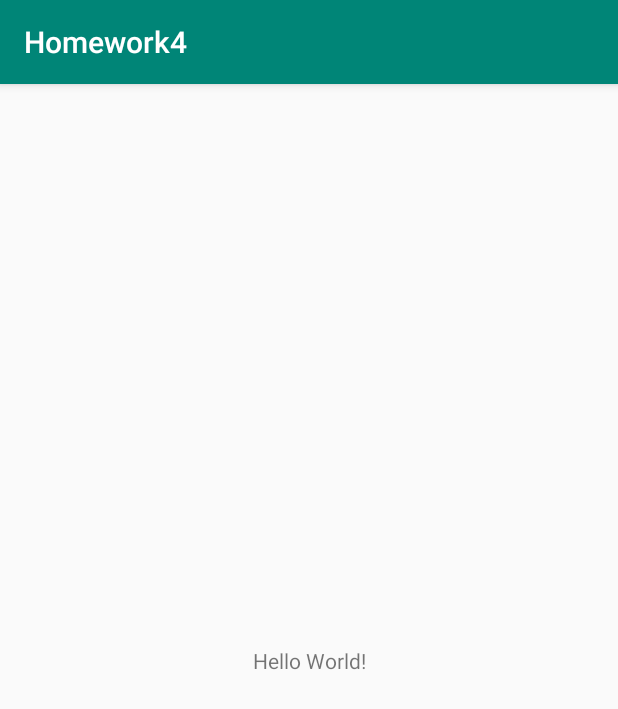
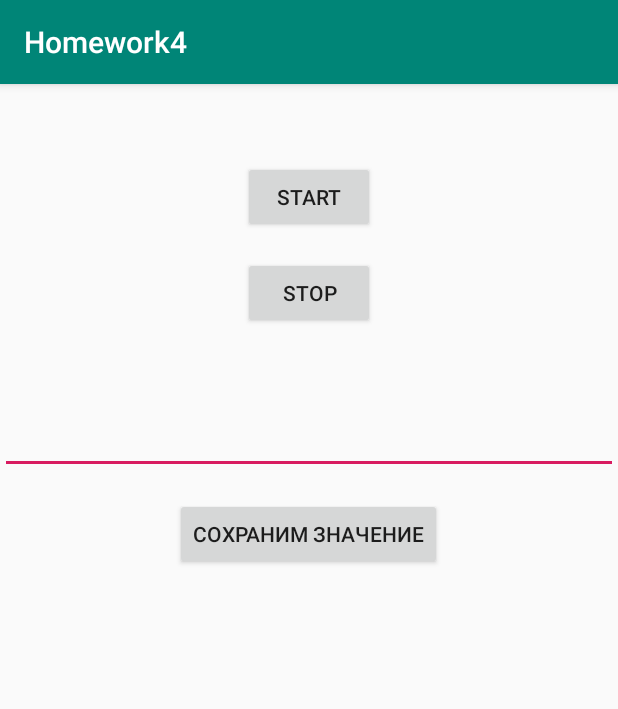
Before and after one commit to Yurok86RUS/20191211, an Android app: the screen it shows after launch (MainActivity), on a phone screen of 412 x 824 dp. Shown: the top 709 px of the screen. Run offline under Robolectric (Android 15) with nearby library versions, the phone set to English and light mode, and no system bars.

Commit message:
finish task

```diff
--- a/app/src/main/AndroidManifest.xml
+++ b/app/src/main/AndroidManifest.xml
@@ -9,6 +9,11 @@
         android:roundIcon="@mipmap/ic_launcher_round"
         android:supportsRtl="true"
         android:theme="@style/AppTheme">
+        <service
+            android:name=".MyService"
+            android:enabled="true"
+            android:exported="false"></service>
+
         <activity android:name=".MainActivity">
             <intent-filter>
                 <action android:name="android.intent.action.MAIN" />
--- a/app/src/main/java/com/yur0k/homework4/MainActivity.java
+++ b/app/src/main/java/com/yur0k/homework4/MainActivity.java
@@ -2,13 +2,81 @@ package com.yur0k.homework4;
 
 import androidx.appcompat.app.AppCompatActivity;
 
+import android.content.Context;
+import android.content.Intent;
+import android.content.SharedPreferences;
 import android.os.Bundle;
+import android.view.View;
+import android.widget.Button;
+import android.widget.EditText;
+import android.widget.TextView;
 
 public class MainActivity extends AppCompatActivity {
+
+    private Button buttonStart;
+    private Button buttonStop;
+//    private Button buttonWhat;
+    private TextView textView;
+    private EditText editText;
+    private Button buttonSafe;
+    private TextView safeText;
+    SharedPreferences mSettings;
+
+    public String APP_PREFERENCES = "mysettings";
+    public String SAFE_TEXT = "SAFE TEXT";
 
     @Override
     protected void onCreate(Bundle savedInstanceState) {
         super.onCreate(savedInstanceState);
         setContentView(R.layout.activity_main);
+
+        mSettings = getSharedPreferences(APP_PREFERENCES, Context.MODE_PRIVATE);
+        safeText = findViewById(R.id.text_safe_text);
+        buttonStart = findViewById(R.id.buttonStart);
+        buttonStop = findViewById(R.id.buttonStop);
+//        buttonWhat = findViewById(R.id.buttonWhat);
+        textView = findViewById(R.id.textViewSeconds);
+        editText = findViewById(R.id.edit_text_safe);
+        buttonSafe = findViewById(R.id.button_safe_text);
+
+        if (mSettings.contains(APP_PREFERENCES)){
+            safeText.setText(mSettings.getString(APP_PREFERENCES, "Нет ничего"));
+        }
+
+        buttonStart.setOnClickListener(new View.OnClickListener() {
+            @Override
+            public void onClick(View v) {
+                startService(new Intent(MainActivity.this, MyService.class));
+                textView.setText("Запустили службу и она работает в отдельном потоке");
+                buttonStart.setVisibility(View.INVISIBLE);
+            }
+        });
+
+        buttonStop.setOnClickListener(new View.OnClickListener() {
+            @Override
+            public void onClick(View v) {
+                stopService(new Intent(MainActivity.this,MyService.class));
+                textView.setText("Завершили службу");
+                buttonStart.setVisibility(View.VISIBLE);
+            }
+        });
+
+//        buttonWhat.setOnClickListener(new View.OnClickListener() {
+//            @Override
+//            public void onClick(View v) {
+//
+//            }
+//        });
+
+        buttonSafe.setOnClickListener(new View.OnClickListener() {
+            @Override
+            public void onClick(View v) {
+                String safeTextString = editText.getText().toString();
+                SharedPreferences.Editor editor = mSettings.edit();
+                editor.putString(SAFE_TEXT, safeTextString).apply();
+                safeText.setText(safeTextString);
+            }
+        });
     }
+
 }
--- a/app/src/main/res/layout/activity_main.xml
+++ b/app/src/main/res/layout/activity_main.xml
@@ -1,18 +1,60 @@
 <?xml version="1.0" encoding="utf-8"?>
-<androidx.constraintlayout.widget.ConstraintLayout xmlns:android="http://schemas.android.com/apk/res/android"
-    xmlns:app="http://schemas.android.com/apk/res-auto"
+<LinearLayout xmlns:android="http://schemas.android.com/apk/res/android"
     xmlns:tools="http://schemas.android.com/tools"
     android:layout_width="match_parent"
     android:layout_height="match_parent"
-    tools:context=".MainActivity">
+    tools:context=".MainActivity"
+    android:orientation="vertical">
 
     <TextView
+        android:id="@+id/textViewSeconds"
+        android:layout_width="match_parent"
+        android:layout_height="wrap_content"
+        android:layout_marginTop="16dp"/>
+
+    <Button
+        android:id="@+id/buttonStart"
         android:layout_width="wrap_content"
         android:layout_height="wrap_content"
-        android:text="Hello World!"
-        app:layout_constraintBottom_toBottomOf="parent"
-        app:layout_constraintLeft_toLeftOf="parent"
-        app:layout_constraintRight_toRightOf="parent"
-        app:layout_constraintTop_toTopOf="parent" />
+        android:text="@string/start"
+        android:layout_marginTop="16dp"
+        android:layout_gravity="center"/>
 
-</androidx.constraintlayout.widget.ConstraintLayout>
+<!--    <Button-->
+<!--        android:id="@+id/buttonWhat"-->
+<!--        android:layout_width="wrap_content"-->
+<!--        android:layout_height="wrap_content"-->
+<!--        android:text="@string/whatSec"-->
+<!--        android:layout_marginTop="16dp"-->
+<!--        android:layout_gravity="center"/>-->
+
+    <Button
+        android:id="@+id/buttonStop"
+        android:layout_width="wrap_content"
+        android:layout_height="wrap_content"
+        android:text="@string/stop"
+        android:layout_marginTop="16dp"
+        android:layout_gravity="center"/>
+
+    <TextView
+        android:id="@+id/text_safe_text"
+        android:layout_width="match_parent"
+        android:layout_height="wrap_content"
+        android:layout_marginTop="16dp"/>
+
+    <EditText
+        android:id="@+id/edit_text_safe"
+        android:layout_width="match_parent"
+        android:layout_height="wrap_content"
+        android:layout_marginTop="16dp"/>
+
+    <Button
+        android:id="@+id/button_safe_text"
+        android:layout_width="wrap_content"
+        android:layout_height="wrap_content"
+        android:text="@string/safeText"
+        android:layout_marginTop="16dp"
+        android:layout_gravity="center"/>
+
+
+</LinearLayout>
--- a/app/src/main/res/values/strings.xml
+++ b/app/src/main/res/values/strings.xml
@@ -1,3 +1,7 @@
 <resources>
     <string name="app_name">Homework4</string>
+    <string name="start">Start</string>
+    <string name="whatSec">Сколько прошло</string>
+    <string name="stop">stop</string>
+    <string name="safeText">Сохраним значение</string>
 </resources>
```
Also changed, not shown: app/src/main/java/com/yur0k/homework4/MyService.java (added, +65 -0 lines).
